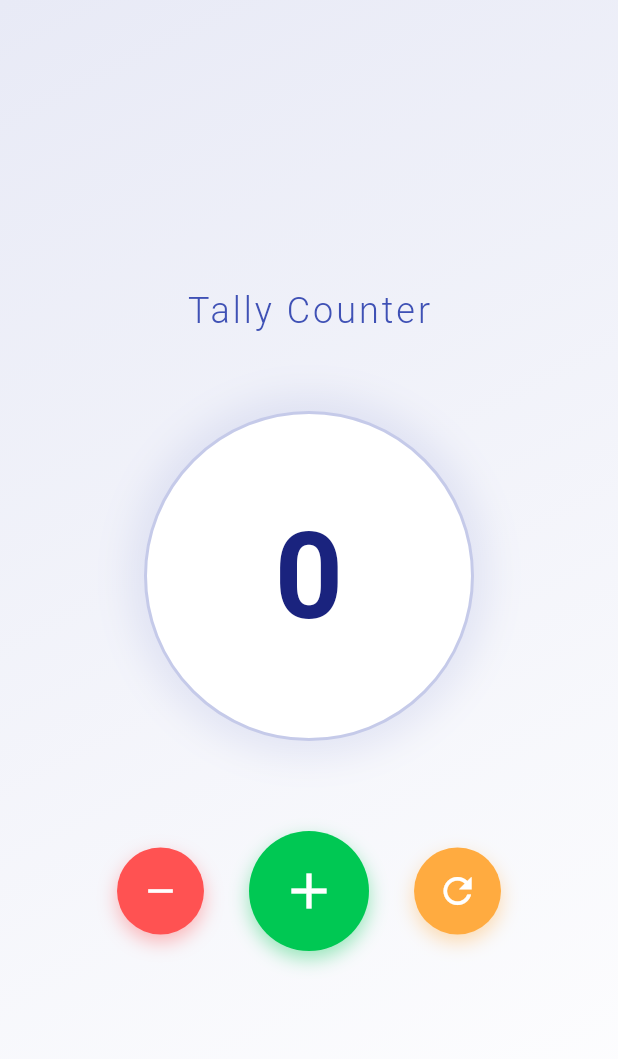
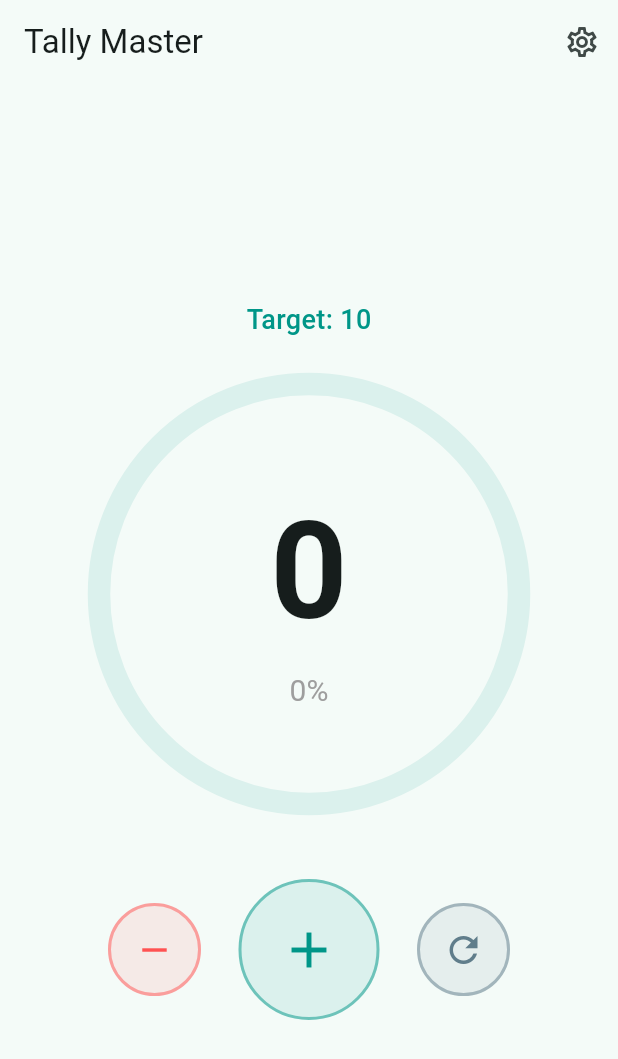
Before and after one commit to krishnabhureprv-hub/flutter_day_01_counter_app, a Flutter app: the screen it shows after launch, on a phone screen of 412 x 824 dp. Shown: the top 1059 px of the screen. Run offline on Flutter 3.47's test engine with Material 3 defaults, Android fonts, the phone set to English and light mode, and no system bars.

Commit message:
final push

```diff
--- a/lib/main.dart
+++ b/lib/main.dart
@@ -1,4 +1,5 @@
 import 'package:flutter/material.dart';
+import 'package:flutter/services.dart';
 
 void main() {
   runApp(const MyCounterApp());
@@ -11,9 +12,15 @@ class MyCounterApp extends StatelessWidget {
   Widget build(BuildContext context) {
     return MaterialApp(
       debugShowCheckedModeBanner: false,
+      themeMode: ThemeMode.system,
       theme: ThemeData(
         useMaterial3: true,
-        colorScheme: ColorScheme.fromSeed(seedColor: Colors.indigo),
+        colorScheme: ColorScheme.fromSeed(seedColor: Colors.teal),
+      ),
+      darkTheme: ThemeData(
+        useMaterial3: true,
+        brightness: Brightness.dark,
+        colorScheme: ColorScheme.fromSeed(seedColor: Colors.teal, brightness: Brightness.dark),
       ),
       home: const CounterScreen(),
     );
@@ -29,125 +36,166 @@ class CounterScreen extends StatefulWidget {
 
 class _CounterScreenState extends State<CounterScreen> {
   int _count = 0;
+  int _target = 10;
+  final TextEditingController _goalController = TextEditingController();
 
-  void _incrementCounter() => setState(() => _count++);
-  void _resetCounter() => setState(() => _count = 0);
-  void _decrementCounter() => setState(() => _count > 0 ? _count-- : 0);
+  void _vibrate() => HapticFeedback.mediumImpact();
+
+  void _increment() {
+    _vibrate();
+    setState(() {
+      _count++;
+      if (_count == _target) {
+        _showGoalReachedDialog();
+      }
+    });
+  }
+
+  void _decrement() {
+    if (_count > 0) {
+      _vibrate();
+      setState(() => _count--);
+    }
+  }
+
+  void _reset() {
+    _vibrate();
+    setState(() => _count = 0);
+  }
+
+  void _updateGoal() {
+    int? newGoal = int.tryParse(_goalController.text);
+    if (newGoal != null && newGoal > 0) {
+      setState(() {
+        _target = newGoal;
+        _count = 0;
+      });
+      Navigator.pop(context);
+      ScaffoldMessenger.of(context).showSnackBar(
+        SnackBar(content: Text("New Goal set to $_target!"), behavior: SnackBarBehavior.floating),
+      );
+    }
+  }
+
+  void _showGoalReachedDialog() {
+    showDialog(
+      context: context,
+      builder: (context) => AlertDialog(
+        title: const Text("Goal Achieved! 🎉"),
+        content: Text("You have reached your target of $_target."),
+        actions: [
+          TextButton(onPressed: () => Navigator.pop(context), child: const Text("Awesome")),
+        ],
+      ),
+    );
+  }
+
+  void _showSetGoalSheet() {
+    _goalController.text = _target.toString();
+    showModalBottomSheet(
+      context: context,
+      isScrollControlled: true,
+      builder: (context) => Padding(
+        padding: EdgeInsets.only(
+          bottom: MediaQuery.of(context).viewInsets.bottom,
+          top: 20, left: 20, right: 20,
+        ),
+        child: Column(
+          mainAxisSize: MainAxisSize.min,
+          children: [
+            const Text("Set Your Target Goal", style: TextStyle(fontSize: 18, fontWeight: FontWeight.bold)),
+            const SizedBox(height: 15),
+            TextField(
+              controller: _goalController,
+              keyboardType: TextInputType.number,
+              decoration: const InputDecoration(
+                labelText: "Enter Number",
+                border: OutlineInputBorder(),
+                prefixIcon: Icon(Icons.flag),
+              ),
+            ),
+            const SizedBox(height: 20),
+            ElevatedButton(
+              onPressed: _updateGoal,
+              style: ElevatedButton.styleFrom(minimumSize: const Size(double.infinity, 50)),
+              child: const Text("Set Goal & Reset Counter"),
+            ),
+            const SizedBox(height: 20),
+          ],
+        ),
+      ),
+    );
+  }
 
   @override
   Widget build(BuildContext context) {
+    double progress = _count / _target;
     return Scaffold(
-      body: Container(
-        decoration: BoxDecoration(
-          gradient: LinearGradient(
-            begin: Alignment.topLeft,
-            end: Alignment.bottomRight,
-            colors: [Colors.indigo.shade50, Colors.white],
+      appBar: AppBar(
+        title: const Text("Tally Master"),
+        actions: [
+          IconButton(onPressed: _showSetGoalSheet, icon: const Icon(Icons.settings_outlined)),
+        ],
       ),
-        ),
-        child: SafeArea(
+      body: Center(
         child: Column(
           mainAxisAlignment: MainAxisAlignment.center,
           children: [
-              const Text(
-                "Tally Counter",
-                style: TextStyle(
-                  fontSize: 24,
-                  fontWeight: FontWeight.w300,
-                  letterSpacing: 2,
-                  color: Colors.indigo,
+            Text("Target: $_target", style: const TextStyle(fontSize: 18, fontWeight: FontWeight.w500, color: Colors.teal)),
+            const SizedBox(height: 30),
+            Stack(
+              alignment: Alignment.center,
+              children: [
+                SizedBox(
+                  width: 280,
+                  height: 280,
+                  child: CircularProgressIndicator(
+                    value: progress.clamp(0.0, 1.0),
+                    strokeWidth: 15,
+                    backgroundColor: Colors.teal.withOpacity(0.1),
+                    color: _count >= _target ? Colors.orange : Colors.teal,
                   ),
                 ),
-              const SizedBox(height: 50),
-              Center(
-                child: Container(
-                  width: 220,
-                  height: 220,
-                  decoration: BoxDecoration(
-                    color: Colors.white,
-                    shape: BoxShape.circle,
-                    boxShadow: [
-                      BoxShadow(
-                        color: Colors.indigo.withOpacity(0.1),
-                        blurRadius: 20,
-                        spreadRadius: 10,
+                Column(
+                  children: [
+                    AnimatedSwitcher(
+                      duration: const Duration(milliseconds: 300),
+                      child: Text('$_count', key: ValueKey(_count), style: const TextStyle(fontSize: 90, fontWeight: FontWeight.bold)),
+                    ),
+                    Text("${(progress * 100).toInt()}%", style: const TextStyle(fontSize: 20, color: Colors.grey)),
+                  ],
                 ),
               ],
-                    border: Border.all(color: Colors.indigo.shade100, width: 2),
             ),
-                  child: Center(
-                    child: AnimatedSwitcher(
-                      duration: const Duration(milliseconds: 300),
-                      transitionBuilder: (Widget child, Animation<double> animation) {
-                        return ScaleTransition(scale: animation, child: child);
-                      },
-                      child: Text(
-                        '$_count',
-                        key: ValueKey<int>(_count),
-                        style: TextStyle(
-                          fontSize: 80,
-                          fontWeight: FontWeight.bold,
-                          color: Colors.indigo.shade900,
-                        ),
-                      ),
-                    ),
-                  ),
-                ),
-              ),
-              const SizedBox(height: 60),
+            const SizedBox(height: 50),
             Row(
               mainAxisAlignment: MainAxisAlignment.center,
               children: [
-                  _buildRoundButton(
-                    icon: Icons.remove,
-                    color: Colors.redAccent,
-                    onPressed: _decrementCounter,
-                  ),
-                  const SizedBox(width: 30),
-                  _buildRoundButton(
-                    icon: Icons.add,
-                    color: Colors.greenAccent.shade700,
-                    onPressed: _incrementCounter,
-                    isLarge: true,
-                  ),
-                  const SizedBox(width: 30),
-                  _buildRoundButton(
-                    icon: Icons.refresh,
-                    color: Colors.orangeAccent,
-                    onPressed: _resetCounter,
-                  ),
+                _actionBtn(Icons.remove, Colors.redAccent, _decrement),
+                const SizedBox(width: 25),
+                _actionBtn(Icons.add, Colors.teal, _increment, isLarge: true),
+                const SizedBox(width: 25),
+                _actionBtn(Icons.refresh, Colors.blueGrey, _reset),
               ],
             ),
           ],
         ),
       ),
-      ),
     );
   }
 
-  Widget _buildRoundButton({
-    required IconData icon,
-    required Color color,
-    required VoidCallback onPressed,
-    bool isLarge = false,
-  }) {
-    return GestureDetector(
-      onTap: onPressed,
-      child: AnimatedContainer(
-        duration: const Duration(milliseconds: 100),
-        padding: EdgeInsets.all(isLarge ? 20 : 15),
+  Widget _actionBtn(IconData icon, Color color, VoidCallback action, {bool isLarge = false}) {
+    return InkWell(
+      onTap: action,
+      borderRadius: BorderRadius.circular(50),
+      child: Container(
+        padding: EdgeInsets.all(isLarge ? 25 : 15),
         decoration: BoxDecoration(
-          color: color,
+          color: color.withOpacity(0.1),
           shape: BoxShape.circle,
-          boxShadow: [
-            BoxShadow(
-              color: color.withOpacity(0.4),
-              blurRadius: 10,
-              offset: const Offset(0, 5),
+          border: Border.all(color: color.withOpacity(0.5), width: 2),
         ),
-          ],
-        ),
-        child: Icon(icon, color: Colors.white, size: isLarge ? 40 : 28),
+        child: Icon(icon, color: color, size: isLarge ? 40 : 28),
       ),
     );
   }
```
Also changed, not shown: 1 other file. Lines whose indentation alone changed are shown as unchanged.
